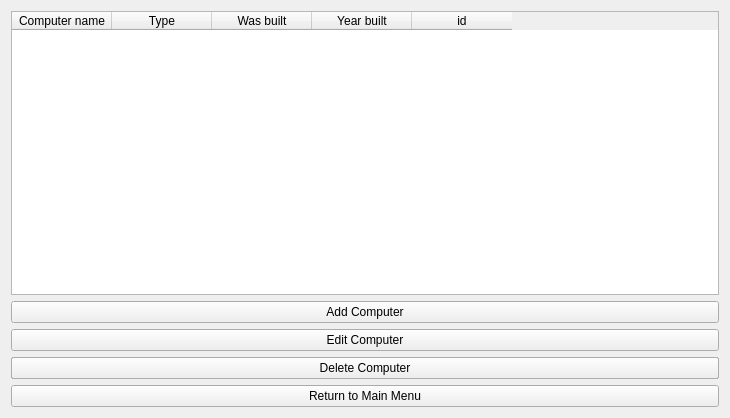
This is computerwindow.ui in stefanv15/verklegtNamskeid_skil3 as Qt 5 draws it before an edit. The edited form follows.
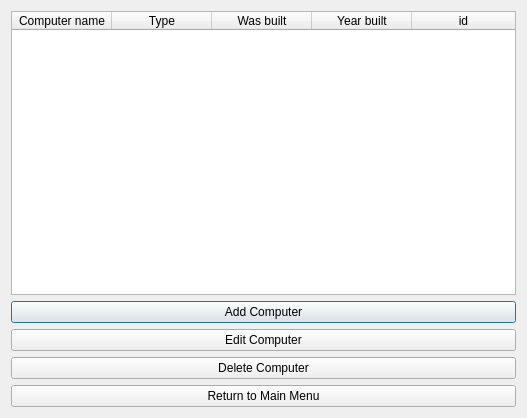
This is the edited form.

```diff
--- a/computerwindow.ui
+++ b/computerwindow.ui
@@ -6,47 +6,28 @@
    <rect>
     <x>0</x>
     <y>0</y>
-    <width>730</width>
+    <width>523</width>
     <height>418</height>
    </rect>
   </property>
   <property name="windowTitle">
    <string>Computer list</string>
   </property>
-  <layout class="QGridLayout" name="gridLayout">
-   <item row="4" column="0">
-    <widget class="QPushButton" name="button_computer_deleteCpu">
-     <property name="text">
-      <string>Delete Computer</string>
-     </property>
-    </widget>
-   </item>
-   <item row="3" column="0">
-    <widget class="QPushButton" name="buttonEdit">
-     <property name="text">
-      <string>Edit Computer</string>
-     </property>
-    </widget>
-   </item>
-   <item row="4" column="0">
-    <widget class="QPushButton" name="btnDel">
-     <property name="text">
-      <string>Delete Computer</string>
-     </property>
-    </widget>
-   </item>
-   <item row="5" column="0">
-    <widget class="QPushButton" name="button_computer_return">
-     <property name="text">
-      <string>Return to Main Menu</string>
-     </property>
-    </widget>
-   </item>
-   <item row="0" column="0">
+  <layout class="QVBoxLayout" name="verticalLayout">
+   <item>
     <widget class="QTableWidget" name="tableWidget">
+     <property name="minimumSize">
+      <size>
+       <width>505</width>
+       <height>284</height>
+      </size>
+     </property>
      <property name="sortingEnabled">
       <bool>true</bool>
      </property>
+     <attribute name="horizontalHeaderStretchLastSection">
+      <bool>true</bool>
+     </attribute>
      <column>
       <property name="text">
        <string>Computer name</string>
@@ -74,13 +55,34 @@
      </column>
     </widget>
    </item>
-   <item row="2" column="0">
+   <item>
     <widget class="QPushButton" name="btnAdd">
      <property name="text">
       <string>Add Computer</string>
      </property>
     </widget>
    </item>
+   <item>
+    <widget class="QPushButton" name="buttonEdit">
+     <property name="text">
+      <string>Edit Computer</string>
+     </property>
+    </widget>
+   </item>
+   <item>
+    <widget class="QPushButton" name="btnDel">
+     <property name="text">
+      <string>Delete Computer</string>
+     </property>
+    </widget>
+   </item>
+   <item>
+    <widget class="QPushButton" name="button_computer_return">
+     <property name="text">
+      <string>Return to Main Menu</string>
+     </property>
+    </widget>
+   </item>
   </layout>
  </widget>
  <resources/>
```
